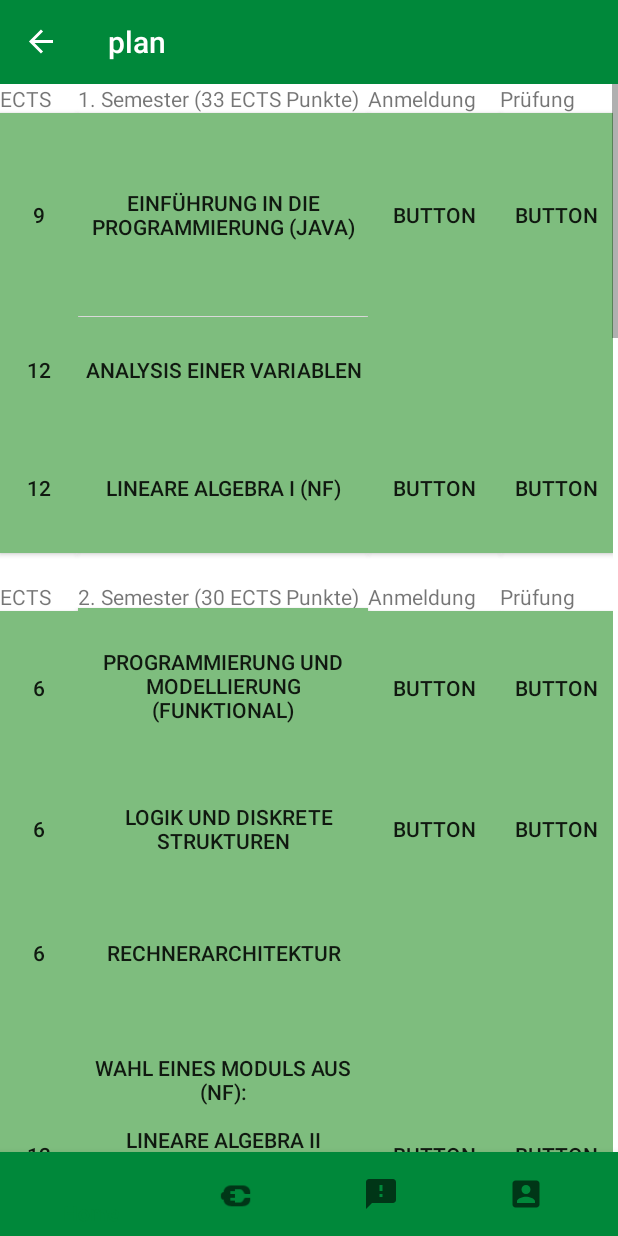
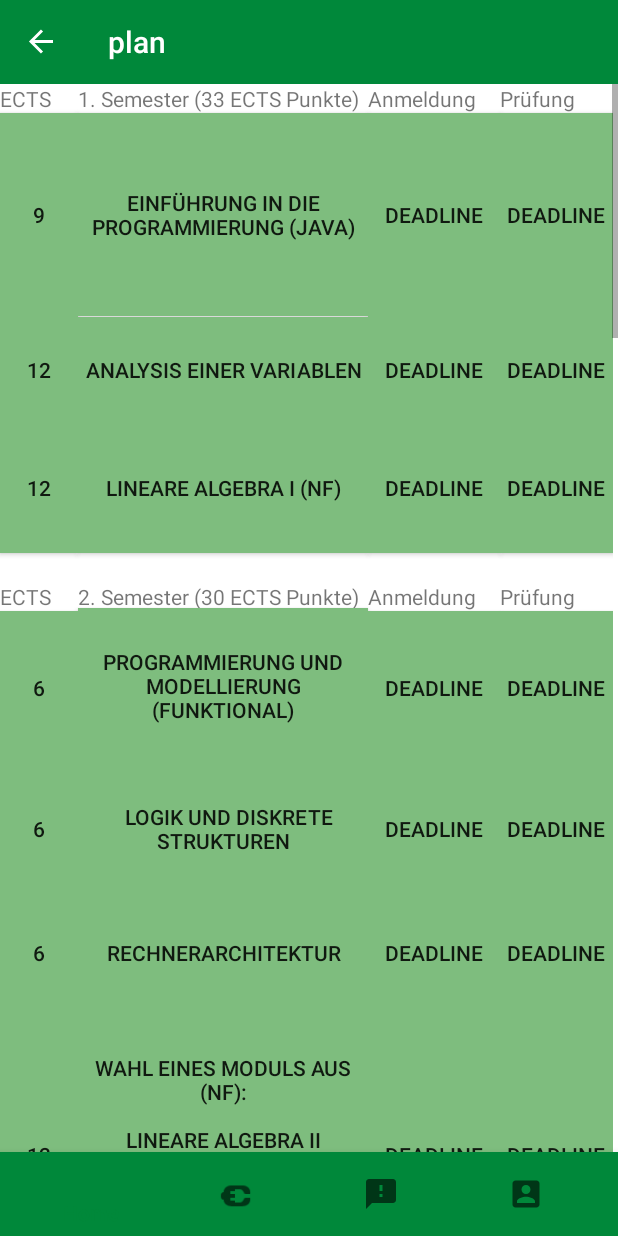
Before and after one commit to abistritchi/lmuapplast, an Android app: the plan screen opened through its navigation route, on a phone screen of 412 x 824 dp. Run offline under Robolectric (Android 15) with nearby library versions, the phone set to English and light mode, and no system bars; our stand-ins replace navigation-ui; libraries missing offline, so code that uses them is left out: com.codinginflow; 2 statements that could not run were skipped.

Commit message:
new bibliothek

```diff
--- a/app/src/main/java/com/codinginflow/LMUapp/HomeFragment.kt
+++ b/app/src/main/java/com/codinginflow/LMUapp/HomeFragment.kt
@@ -85,7 +85,7 @@ class HomeFragment : Fragment(R.layout.fragment_home) {
 
         button_friesten.setOnClickListener {
             SearchFragment.web_adress = "https://www.lmu.de/de/studium/internationale-vollzeit-studierende/fristen-und-termine/index.html"
-            val action = HomeFragmentDirections.actionHomeFragmentToFriesten()
+            val action = HomeFragmentDirections.actionHomeFragmentToHomeToWeb2()
             findNavController().navigate(action)
         }
 
--- /dev/null
+++ b/app/src/main/res/layout/fragment_book_mm1.xml
@@ -0,0 +1,16 @@
+<?xml version="1.0" encoding="utf-8"?>
+<FrameLayout xmlns:android="http://schemas.android.com/apk/res/android"
+    xmlns:tools="http://schemas.android.com/tools"
+    android:layout_width="match_parent"
+    android:layout_height="match_parent"
+    tools:context=".book_mm1">
+
+    <!-- TODO: Update blank fragment layout -->
+    <TextView
+        android:layout_width="match_parent"
+        android:layout_height="match_parent"
+        android:textColor="@color/colorText"
+        android:textSize="20dp"
+        android:text="Titel:                   Mensch maschine interaktion\nAbgabefriest:   15.02.2022\nNoch:                 5 Tagen" />
+
+</FrameLayout>
--- a/app/src/main/res/layout/fragment_plan.xml
+++ b/app/src/main/res/layout/fragment_plan.xml
@@ -81,7 +81,7 @@
                     android:layout_width="wrap_content"
                     android:layout_height="136dp"
                     android:background="@color/colorPassed"
-                    android:text="Button"
+                    android:text="deadline"
                     app:layout_column="2"
                     app:layout_row="1" />
 
@@ -89,7 +89,7 @@
                     android:id="@+id/button15"
                     android:layout_width="75dp"
                     android:layout_height="136dp"
-                    android:text="Button"
+                    android:text="deadline"
                     app:layout_column="3"
                     app:layout_row="1"
                     android:background="@color/colorPassed"/>
@@ -117,7 +117,7 @@
                     android:layout_width="wrap_content"
                     android:layout_height="70dp"
                     android:background="@color/colorPassed"
-                    android:text=""
+                    android:text="deadline"
                     app:layout_column="2"
                     app:layout_row="2" />
 
@@ -125,7 +125,7 @@
                     android:id="@+id/button191"
                     android:layout_width="75dp"
                     android:layout_height="70dp"
-                    android:text=""
+                    android:text="deadline"
                     app:layout_column="3"
                     app:layout_row="2"
                     android:background="@color/colorPassed"/>
@@ -153,7 +153,7 @@
                     android:layout_width="wrap_content"
                     android:layout_height="87dp"
                     android:background="@color/colorPassed"
-                    android:text="Button"
+                    android:text="deadline"
                     app:layout_column="2"
                     app:layout_row="3" />
 
@@ -161,7 +161,7 @@
                     android:id="@+id/button19"
                     android:layout_width="75dp"
                     android:layout_height="87dp"
-                    android:text="Button"
+                    android:text="deadline"
                     app:layout_column="3"
                     app:layout_row="3"
                     android:background="@color/colorPassed"/>
@@ -233,7 +233,7 @@
                     android:layout_width="wrap_content"
                     android:layout_height="102dp"
                     android:background="@color/colorPassed"
-                    android:text="Button"
+                    android:text="deadline"
                     app:layout_column="2"
                     app:layout_row="6" />
 
@@ -241,7 +241,7 @@
                     android:id="@+id/button193"
                     android:layout_width="75dp"
                     android:layout_height="102dp"
-                    android:text="Button"
+                    android:text="deadline"
                     app:layout_column="3"
                     app:layout_row="6"
                     android:background="@color/colorPassed"/>
@@ -270,7 +270,7 @@
                     android:layout_width="wrap_content"
                     android:layout_height="86dp"
                     android:background="@color/colorPassed"
-                    android:text="Button"
+                    android:text="deadline"
                     app:layout_column="2"
                     app:layout_row="7" />
 
@@ -278,7 +278,7 @@
                     android:id="@+id/button1937"
                     android:layout_width="75dp"
                     android:layout_height="86dp"
-                    android:text="Button"
+                    android:text="deadline"
                     app:layout_column="3"
                     app:layout_row="7"
                     android:background="@color/colorPassed"/>
@@ -306,6 +306,7 @@
                     android:layout_width="wrap_content"
                     android:layout_height="79dp"
                     android:background="@color/colorPassed"
+                    android:text="deadline"
                     app:layout_column="2"
                     app:layout_row="8" />
 
@@ -315,6 +316,7 @@
                     android:layout_width="75dp"
                     android:layout_height="79dp"
                     app:layout_column="3"
+                    android:text="deadline"
                     app:layout_row="8" />
 
                 <Button
@@ -341,7 +343,7 @@
                     android:layout_width="wrap_content"
                     android:layout_height="190dp"
                     android:background="@color/colorPassed"
-                    android:text="Button"
+                    android:text="deadline"
                     app:layout_column="2"
                     app:layout_row="9" />
 
@@ -350,7 +352,7 @@
                     android:background="@color/colorPassed"
                     android:layout_width="75dp"
                     android:layout_height="190dp"
-                    android:text="Button"
+                    android:text="deadline"
                     app:layout_column="3"
                     app:layout_row="9" />
 
@@ -421,7 +423,7 @@
                     android:layout_width="wrap_content"
                     android:layout_height="173dp"
                     android:background="@color/colorPassed"
-                    android:text="Button"
+                    android:text="deadline"
                     app:layout_column="2"
                     app:layout_row="12" />
 
@@ -430,7 +432,7 @@
                     android:background="@color/colorPassed"
                     android:layout_width="75dp"
                     android:layout_height="173dp"
-                    android:text="Button"
+                    android:text="deadline"
                     app:layout_column="3"
                     app:layout_row="12" />
 
@@ -457,7 +459,7 @@
                     android:layout_width="wrap_content"
                     android:layout_height="72dp"
                     android:background="@color/colorPassed"
-                    android:text="Button"
+                    android:text="deadline"
                     app:layout_column="2"
                     app:layout_row="13" />
 
@@ -466,7 +468,7 @@
                     android:background="@color/colorPassed"
                     android:layout_width="75dp"
                     android:layout_height="72dp"
-                    android:text="Button"
+                    android:text="deadline"
                     app:layout_column="3"
                     app:layout_row="13" />
 
@@ -494,7 +496,7 @@
                     android:layout_width="wrap_content"
                     android:layout_height="255dp"
                     android:background="@color/colorPassed"
-                    android:text="Button"
+                    android:text="deadline"
                     app:layout_column="2"
                     app:layout_row="14" />
 
@@ -503,7 +505,7 @@
                     android:background="@color/colorPassed"
                     android:layout_width="75dp"
                     android:layout_height="255dp"
-                    android:text="Button"
+                    android:text="deadline"
                     app:layout_column="3"
                     app:layout_row="14" />
 
@@ -512,7 +514,6 @@
                     android:background="@color/colorPassed"
                     android:layout_width="match_parent"
                     android:layout_height="match_parent"
-                    android:text=""
                     app:layout_column="1"
                     app:layout_row="15" />
 
@@ -573,7 +574,7 @@
                     android:layout_width="wrap_content"
                     android:layout_height="88dp"
                     android:background="@color/colorPassed"
-                    android:text="Button"
+                    android:text="deadline"
                     app:layout_column="2"
                     app:layout_row="17" />
 
@@ -582,7 +583,7 @@
                     android:background="@color/colorPassed"
                     android:layout_width="75dp"
                     android:layout_height="88dp"
-                    android:text="Button"
+                    android:text="deadline"
                     app:layout_column="3"
                     app:layout_row="17" />
 
@@ -610,7 +611,7 @@
                     android:background="@color/colorPassed"
                     android:layout_width="wrap_content"
                     android:layout_height="88dp"
-                    android:text="Button"
+                    android:text="deadline"
                     app:layout_column="2"
                     app:layout_row="18" />
 
@@ -619,7 +620,7 @@
                     android:background="@color/colorPassed"
                     android:layout_width="75dp"
                     android:layout_height="88dp"
-                    android:text="Button"
+                    android:text="deadline"
                     app:layout_column="3"
                     app:layout_row="18" />
 
@@ -647,7 +648,7 @@
                     android:background="@color/colorPassed"
                     android:layout_width="wrap_content"
                     android:layout_height="89dp"
-                    android:text="Button"
+                    android:text="deadline"
                     app:layout_column="2"
                     app:layout_row="19" />
 
@@ -656,7 +657,7 @@
                     android:background="@color/colorPassed"
                     android:layout_width="75dp"
                     android:layout_height="89dp"
-                    android:text="Button"
+                    android:text="deadline"
                     app:layout_column="3"
                     app:layout_row="19" />
 
@@ -684,7 +685,7 @@
                     android:background="@color/colorPassed"
                     android:layout_width="wrap_content"
                     android:layout_height="108dp"
-                    android:text="Button"
+                    android:text="deadline"
                     app:layout_column="2"
                     app:layout_row="20" />
 
@@ -693,7 +694,7 @@
                     android:background="@color/colorPassed"
                     android:layout_width="75dp"
                     android:layout_height="108dp"
-                    android:text="Button"
+                    android:text="deadline"
                     app:layout_column="3"
                     app:layout_row="20" />
 
@@ -721,7 +722,7 @@
                     android:background="@color/colorPassed"
                     android:layout_width="wrap_content"
                     android:layout_height="301dp"
-                    android:text="Button"
+                    android:text="deadline"
                     app:layout_column="2"
                     app:layout_row="21" />
 
@@ -730,7 +731,7 @@
                     android:background="@color/colorPassed"
                     android:layout_width="75dp"
                     android:layout_height="301dp"
-                    android:text="Button"
+                    android:text="deadline"
                     app:layout_column="3"
                     app:layout_row="21" />
 
@@ -799,7 +800,7 @@
                     android:background="@color/colorPassed"
                     android:layout_width="wrap_content"
                     android:layout_height="72dp"
-                    android:text="Button"
+                    android:text="deadline"
                     app:layout_column="2"
                     app:layout_row="24" />
 
@@ -808,7 +809,7 @@
                     android:background="@color/colorPassed"
                     android:layout_width="75dp"
                     android:layout_height="72dp"
-                    android:text="Button"
+                    android:text="deadline"
                     app:layout_column="3"
                     app:layout_row="24" />
 
@@ -835,7 +836,7 @@
                     android:background="@color/colorPassed"
                     android:layout_width="wrap_content"
                     android:layout_height="72dp"
-                    android:text="Button"
+                    android:text="deadline"
                     app:layout_column="2"
                     app:layout_row="25" />
 
@@ -844,7 +845,7 @@
                     android:background="@color/colorPassed"
                     android:layout_width="75dp"
                     android:layout_height="72dp"
-                    android:text="Button"
+                    android:text="deadline"
                     app:layout_column="3"
                     app:layout_row="25" />
 
@@ -872,7 +873,7 @@
                     android:background="@color/colorPassed"
                     android:layout_width="wrap_content"
                     android:layout_height="107dp"
-                    android:text="Button"
+                    android:text="deadline"
                     app:layout_column="2"
                     app:layout_row="26" />
 
@@ -881,7 +882,7 @@
                     android:background="@color/colorPassed"
                     android:layout_width="75dp"
                     android:layout_height="107dp"
-                    android:text="Button"
+                    android:text="deadline"
                     app:layout_column="3"
                     app:layout_row="26" />
 
@@ -909,7 +910,7 @@
                     android:background="@color/colorPassed"
                     android:layout_width="wrap_content"
                     android:layout_height="106dp"
-                    android:text="Button"
+                    android:text="deadline"
                     app:layout_column="2"
                     app:layout_row="27" />
 
@@ -918,7 +919,7 @@
                     android:background="@color/colorPassed"
                     android:layout_width="75dp"
                     android:layout_height="106dp"
-                    android:text="Button"
+                    android:text="deadline"
                     app:layout_column="3"
                     app:layout_row="27" />
 
@@ -946,7 +947,7 @@
                     android:background="@color/colorPassed"
                     android:layout_width="wrap_content"
                     android:layout_height="106dp"
-                    android:text="Button"
+                    android:text="deadline"
                     app:layout_column="2"
                     app:layout_row="28" />
 
@@ -955,7 +956,7 @@
                     android:background="@color/colorPassed"
                     android:layout_width="75dp"
                     android:layout_height="106dp"
-                    android:text="Button"
+                    android:text="deadline"
                     app:layout_column="3"
                     app:layout_row="28" />
 
@@ -1026,7 +1027,7 @@
                     android:background="@color/colorPassed"
                     android:layout_width="wrap_content"
                     android:layout_height="237dp"
-                    android:text="Button"
+                    android:text="deadline"
                     app:layout_column="2"
                     app:layout_row="31" />
 
@@ -1035,7 +1036,7 @@
                     android:background="@color/colorPassed"
                     android:layout_width="75dp"
                     android:layout_height="237dp"
-                    android:text="Button"
+                    android:text="deadline"
                     app:layout_column="3"
                     app:layout_row="31" />
                 <Button
@@ -1062,7 +1063,7 @@
                     android:background="@color/colorPassed"
                     android:layout_width="wrap_content"
                     android:layout_height="88dp"
-                    android:text="Button"
+                    android:text="deadline"
                     app:layout_column="2"
                     app:layout_row="32" />
 
@@ -1071,7 +1072,7 @@
                     android:background="@color/colorPassed"
                     android:layout_width="75dp"
                     android:layout_height="88dp"
-                    android:text="Button"
+                    android:text="deadline"
                     app:layout_column="3"
                     app:layout_row="32" />
                 <Button
@@ -1096,7 +1097,7 @@
                     android:id="@+id/button13889183"
                     android:layout_width="wrap_content"
                     android:layout_height="72dp"
-                    android:text="Button"
+                    android:text="deadline"
                     app:layout_column="2"
                     app:layout_row="33"
                     android:background="@color/colorRegisted"/>
@@ -1105,7 +1106,7 @@
                     android:id="@+id/button1989183"
                     android:layout_width="75dp"
                     android:layout_height="72dp"
-                    android:text="Button"
+                    android:text="10.02.2022"
                     app:layout_column="3"
                     app:layout_row="33"
                     android:background="@color/colorNotregisted"/>
```
